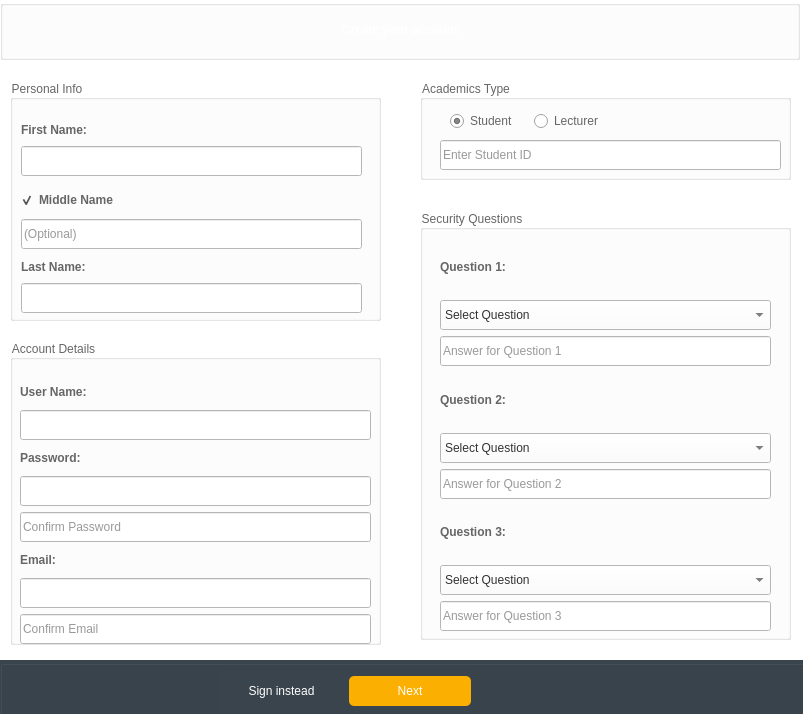
Qt form SGS-FINAL-PROJECT/register.ui (2013110993/SGS) before a commit.
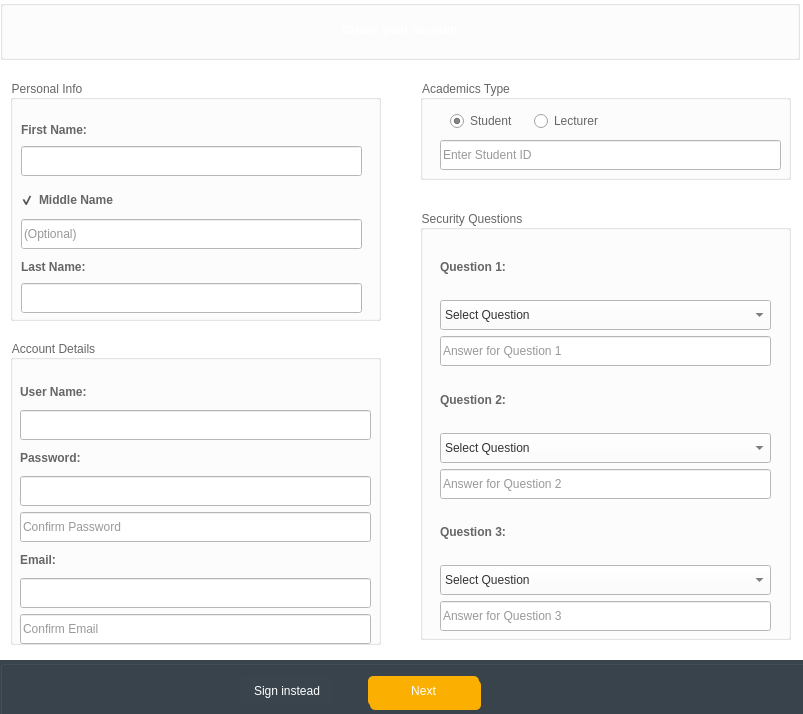
The same form after that commit. The open tabs and pages were chosen to show the change. Icons and pictures are not drawn.

```diff
--- a/SGS-FINAL-PROJECT/register.ui
+++ b/SGS-FINAL-PROJECT/register.ui
@@ -585,7 +585,7 @@
        <rect>
         <x>11</x>
         <y>42</y>
-        <width>75</width>
+        <width>291</width>
         <height>16</height>
        </rect>
       </property>
@@ -665,7 +665,7 @@
        <rect>
         <x>11</x>
         <y>179</y>
-        <width>72</width>
+        <width>251</width>
         <height>16</height>
        </rect>
       </property>
@@ -713,7 +713,7 @@
        <rect>
         <x>10</x>
         <y>110</y>
-        <width>111</width>
+        <width>271</width>
         <height>20</height>
        </rect>
       </property>
@@ -848,18 +848,45 @@
      <property name="title">
       <string/>
      </property>
-     <widget class="QWidget" name="layoutWidget1_6">
+     <widget class="QPushButton" name="createLectureButton">
       <property name="geometry">
        <rect>
-        <x>220</x>
-        <y>10</y>
-        <width>251</width>
-        <height>42</height>
+        <x>370</x>
+        <y>20</y>
+        <width>111</width>
+        <height>30</height>
        </rect>
       </property>
-      <layout class="QHBoxLayout" name="horizontalLayout_3">
-       <item>
+      <property name="styleSheet">
+       <string notr="true">background:#fbaf01;
+color: #ffffff;
+border:0;
+height:30px;
+border-radius:5px;</string>
+      </property>
+      <property name="text">
+       <string>  Create</string>
+      </property>
+      <property name="icon">
+       <iconset resource="images.qrc">
+        <normaloff>:/icons White/Icons/White/Add User.png</normaloff>:/icons White/Icons/White/Add User.png</iconset>
+      </property>
+      <property name="autoDefault">
+       <bool>false</bool>
+      </property>
+      <property name="default">
+       <bool>false</bool>
+      </property>
+     </widget>
         <widget class="QPushButton" name="cancelSignUpButton">
+      <property name="geometry">
+       <rect>
+        <x>240</x>
+        <y>16</y>
+        <width>94</width>
+        <height>30</height>
+       </rect>
+      </property>
          <property name="styleSheet">
           <string notr="true">color: #ffffff;
 border:0;
@@ -874,9 +901,15 @@
            <normaloff>:/icons White/Icons/White/Passsword.png</normaloff>:/icons White/Icons/White/Passsword.png</iconset>
          </property>
         </widget>
-       </item>
-       <item>
         <widget class="QPushButton" name="signUpNextButton">
+      <property name="geometry">
+       <rect>
+        <x>368</x>
+        <y>16</y>
+        <width>111</width>
+        <height>30</height>
+       </rect>
+      </property>
          <property name="styleSheet">
           <string notr="true">background:#fbaf01;
 color: #ffffff;
@@ -898,9 +931,6 @@
           <bool>false</bool>
          </property>
         </widget>
-       </item>
-      </layout>
-     </widget>
     </widget>
    </widget>
    <widget class="QWidget" name="academic">
```
Left out of the diff: 30 changed lines with no effect on the pictures. Lines whose indentation alone changed are shown as unchanged.
